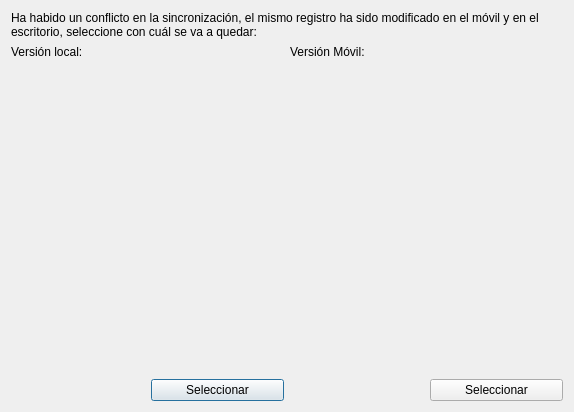
ehmsoft/Desktop, file AbogadosDesktop/src/gui/uis/syncConflictDialog.ui: the form before one commit.
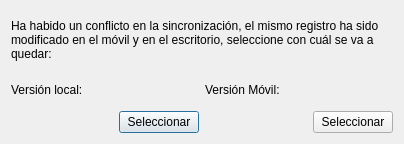
The form after the commit.

Commit message: Se mejora el diálogo de resolución de conflictos

```diff
--- a/AbogadosDesktop/src/gui/uis/syncConflictDialog.ui
+++ b/AbogadosDesktop/src/gui/uis/syncConflictDialog.ui
@@ -6,12 +6,12 @@
    <rect>
     <x>0</x>
     <y>0</y>
-    <width>574</width>
-    <height>412</height>
+    <width>404</width>
+    <height>144</height>
    </rect>
   </property>
   <property name="sizePolicy">
-   <sizepolicy hsizetype="Expanding" vsizetype="Expanding">
+   <sizepolicy hsizetype="Ignored" vsizetype="Ignored">
     <horstretch>0</horstretch>
     <verstretch>0</verstretch>
    </sizepolicy>
@@ -19,9 +19,15 @@
   <property name="windowTitle">
    <string>Conflicto de Sincronización</string>
   </property>
-  <layout class="QGridLayout" name="gridLayout">
-   <item row="0" column="0" colspan="4">
+  <layout class="QVBoxLayout" name="verticalLayout_5">
+   <item>
     <widget class="QLabel" name="lblTextoDialogo">
+     <property name="sizePolicy">
+      <sizepolicy hsizetype="Preferred" vsizetype="Minimum">
+       <horstretch>0</horstretch>
+       <verstretch>0</verstretch>
+      </sizepolicy>
+     </property>
      <property name="text">
       <string>Ha habido un conflicto en la sincronización, el mismo registro ha sido modificado en el móvil y en el escritorio, seleccione con cuál se va a quedar:</string>
      </property>
@@ -30,67 +36,107 @@
      </property>
     </widget>
    </item>
-   <item row="1" column="0">
-    <widget class="QLabel" name="label">
-     <property name="text">
-      <string>Versión local:</string>
-     </property>
-    </widget>
-   </item>
-   <item row="1" column="2">
-    <widget class="QLabel" name="label_2">
-     <property name="text">
-      <string>Versión Móvil:</string>
-     </property>
-    </widget>
-   </item>
-   <item row="2" column="0" colspan="2">
-    <widget class="QWidget" name="verLocal" native="true">
-     <property name="sizePolicy">
-      <sizepolicy hsizetype="Expanding" vsizetype="Expanding">
-       <horstretch>0</horstretch>
-       <verstretch>0</verstretch>
-      </sizepolicy>
-     </property>
-    </widget>
-   </item>
-   <item row="2" column="2" colspan="2">
-    <widget class="QWidget" name="verMovil" native="true">
-     <property name="sizePolicy">
-      <sizepolicy hsizetype="Expanding" vsizetype="Expanding">
-       <horstretch>0</horstretch>
-       <verstretch>0</verstretch>
-      </sizepolicy>
-     </property>
-    </widget>
-   </item>
-   <item row="3" column="1">
-    <widget class="QPushButton" name="btnSeleccionLocal">
-     <property name="text">
-      <string>Seleccionar</string>
-     </property>
-    </widget>
-   </item>
-   <item row="3" column="3">
-    <widget class="QPushButton" name="btnSeleccionMovil">
-     <property name="text">
-      <string>Seleccionar</string>
-     </property>
-    </widget>
-   </item>
-   <item row="1" column="1">
-    <widget class="QLabel" name="lblFechaLocal">
-     <property name="text">
-      <string/>
-     </property>
-    </widget>
-   </item>
-   <item row="1" column="3">
-    <widget class="QLabel" name="lblFechaMovil">
-     <property name="text">
-      <string/>
-     </property>
-    </widget>
+   <item>
+    <layout class="QHBoxLayout" name="horizontalLayout_3">
+     <item>
+      <layout class="QVBoxLayout" name="verticalLayout">
+       <item>
+        <layout class="QHBoxLayout" name="horizontalLayout_4">
+         <item>
+          <widget class="QLabel" name="label">
+           <property name="text">
+            <string>Versión local:</string>
+           </property>
+          </widget>
+         </item>
+         <item>
+          <widget class="QLabel" name="lblFechaLocal">
+           <property name="text">
+            <string/>
+           </property>
+          </widget>
+         </item>
+        </layout>
+       </item>
+       <item>
+        <layout class="QVBoxLayout" name="localLayout"/>
+       </item>
+       <item>
+        <layout class="QHBoxLayout" name="horizontalLayout_8">
+         <item>
+          <spacer name="horizontalSpacer">
+           <property name="orientation">
+            <enum>Qt::Horizontal</enum>
+           </property>
+           <property name="sizeHint" stdset="0">
+            <size>
+             <width>40</width>
+             <height>20</height>
+            </size>
+           </property>
+          </spacer>
+         </item>
+         <item>
+          <widget class="QPushButton" name="btnSeleccionLocal">
+           <property name="text">
+            <string>Seleccionar</string>
+           </property>
+          </widget>
+         </item>
+        </layout>
+       </item>
+      </layout>
+     </item>
+     <item>
+      <layout class="QVBoxLayout" name="verticalLayout_2">
+       <item>
+        <layout class="QHBoxLayout" name="horizontalLayout_5">
+         <item>
+          <widget class="QLabel" name="label_2">
+           <property name="text">
+            <string>Versión Móvil:</string>
+           </property>
+          </widget>
+         </item>
+         <item>
+          <widget class="QLabel" name="lblFechaMovil">
+           <property name="text">
+            <string/>
+           </property>
+          </widget>
+         </item>
+        </layout>
+       </item>
+       <item>
+        <layout class="QVBoxLayout" name="mobileLayout"/>
+       </item>
+       <item>
+        <layout class="QHBoxLayout" name="horizontalLayout_9">
+         <item>
+          <spacer name="horizontalSpacer_2">
+           <property name="orientation">
+            <enum>Qt::Horizontal</enum>
+           </property>
+           <property name="sizeHint" stdset="0">
+            <size>
+             <width>40</width>
+             <height>20</height>
+            </size>
+           </property>
+          </spacer>
+         </item>
+         <item>
+          <widget class="QPushButton" name="btnSeleccionMovil">
+           <property name="text">
+            <string>Seleccionar</string>
+           </property>
+          </widget>
+         </item>
+        </layout>
+       </item>
+      </layout>
+     </item>
+    </layout>
    </item>
   </layout>
  </widget>
```
Left out of the diff: 7 changed lines with no effect on the pictures. The commit also changes 2 other files.
